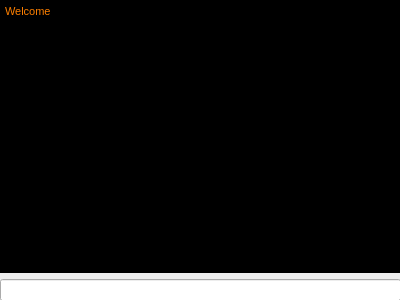
First picture: the form in src/gui/frmclientconsole.ui, repository relipse/onethfour-chess-client, before the edit.
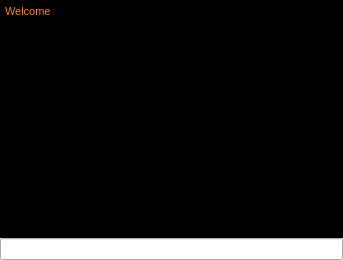
Second picture: the form after the edit.

```diff
--- a/src/gui/frmclientconsole.ui
+++ b/src/gui/frmclientconsole.ui
@@ -6,8 +6,8 @@
    <rect>
     <x>0</x>
     <y>0</y>
-    <width>400</width>
-    <height>300</height>
+    <width>343</width>
+    <height>260</height>
    </rect>
   </property>
   <property name="sizePolicy">
@@ -19,16 +19,13 @@
   <property name="windowTitle">
    <string>Form</string>
   </property>
-  <widget class="QWidget" name="verticalLayoutWidget">
-   <property name="geometry">
-    <rect>
-     <x>0</x>
-     <y>0</y>
-     <width>401</width>
-     <height>301</height>
-    </rect>
-   </property>
    <layout class="QVBoxLayout" name="verticalLayout">
+   <property name="spacing">
+    <number>0</number>
+   </property>
+   <property name="margin">
+    <number>0</number>
+   </property>
     <item>
      <widget class="QTextEdit" name="txtConsole">
       <property name="styleSheet">
@@ -50,7 +47,6 @@
      <widget class="QLineEdit" name="edtSend"/>
     </item>
    </layout>
-  </widget>
  </widget>
  <resources/>
  <connections/>
```
Lines whose indentation alone changed are shown as unchanged.
